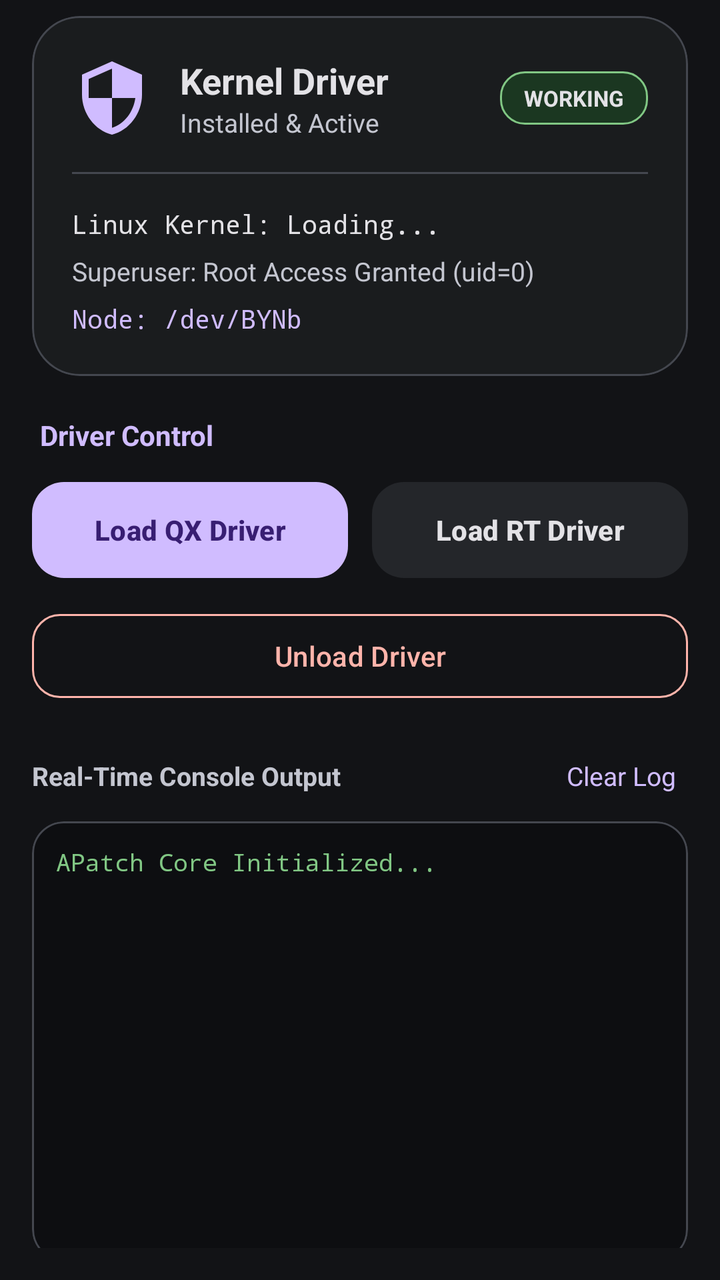
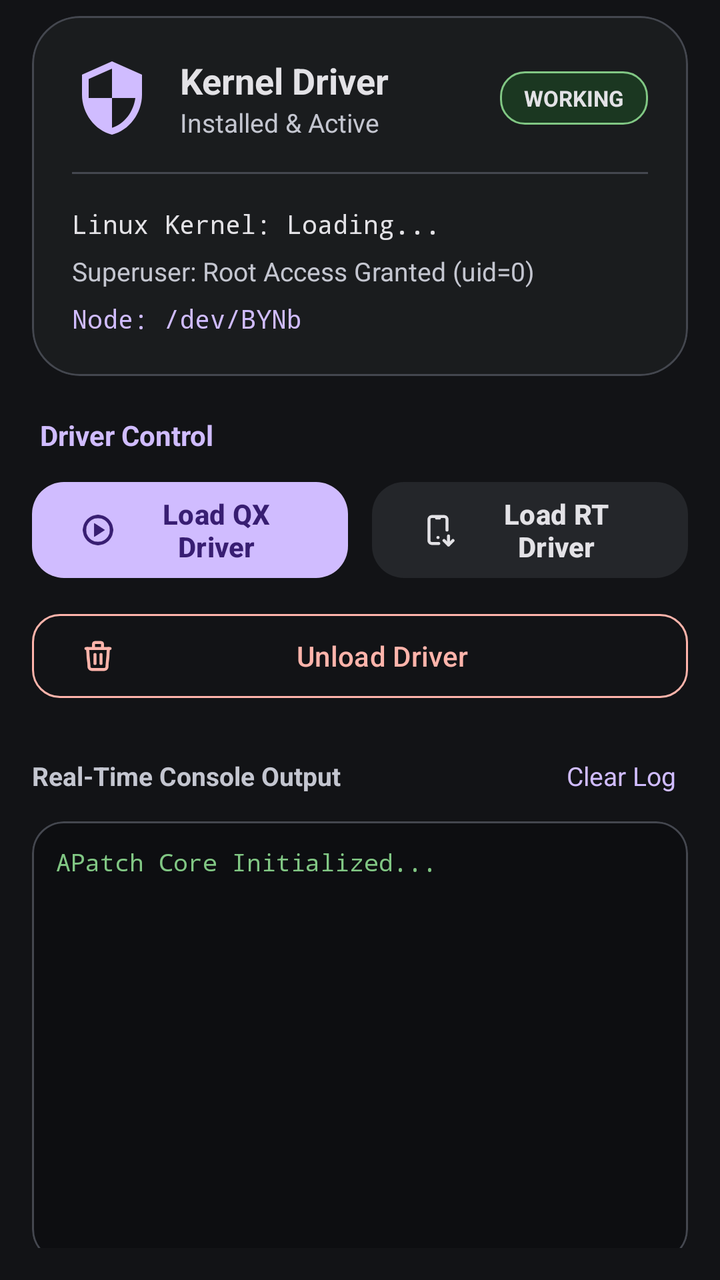

The first picture is an Android layout as it rendered before a commit; the second is the same layout after the commit. The layout source and the unified diff follow.
<!-- AndroidManifest.xml: application theme Theme.DriverLoader -->
<!-- res/layout/fragment_home.xml -->
<?xml version="1.0" encoding="utf-8"?>
<ScrollView xmlns:android="http://schemas.android.com/apk/res/android"
    xmlns:app="http://schemas.android.com/apk/res-auto"
    android:layout_width="match_parent"
    android:layout_height="match_parent"
    android:background="@color/apatch_background"
    android:paddingHorizontal="16dp"
    android:paddingBottom="16dp">

    <LinearLayout
        android:layout_width="match_parent"
        android:layout_height="wrap_content"
        android:orientation="vertical">

        
        <com.google.android.material.card.MaterialCardView
            android:layout_width="match_parent"
            android:layout_height="wrap_content"
            android:layout_marginTop="8dp"
            app:cardCornerRadius="24dp"
            app:cardBackgroundColor="@color/apatch_surface"
            app:strokeColor="@color/apatch_outline"
            app:strokeWidth="1dp">

            <LinearLayout
                android:layout_width="match_parent"
                android:layout_height="wrap_content"
                android:orientation="vertical"
                android:padding="20dp">

                <LinearLayout
                    android:layout_width="match_parent"
                    android:layout_height="wrap_content"
                    android:orientation="horizontal"
                    android:gravity="center_vertical">

                    <ImageView
                        android:layout_width="40dp"
                        android:layout_height="40dp"
                        android:src="@drawable/ic_nav_home"
                        app:tint="@color/apatch_primary" />

                    <LinearLayout
                        android:layout_width="0dp"
                        android:layout_height="wrap_content"
                        android:layout_marginStart="14dp"
                        android:layout_weight="1"
                        android:orientation="vertical">

                        <TextView
                            android:layout_width="wrap_content"
                            android:layout_height="wrap_content"
                            android:text="Kernel Driver"
                            android:textColor="@color/apatch_text_primary"
                            android:textSize="18sp"
                            android:textStyle="bold" />

                        <TextView
                            android:id="@+id/tvStatusSubtitle"
                            android:layout_width="wrap_content"
                            android:layout_height="wrap_content"
                            android:text="Installed &amp; Active"
                            android:textColor="@color/apatch_text_secondary"
                            android:textSize="13sp" />
                    </LinearLayout>

                    <TextView
                        android:id="@+id/tvHeroBadge"
                        android:layout_width="wrap_content"
                        android:layout_height="wrap_content"
                        android:text="@string/status_active"
                        android:textStyle="bold"
                        android:textSize="11sp"
                        android:textColor="@color/apatch_text_primary"
                        android:paddingHorizontal="12dp"
                        android:paddingVertical="6dp"
                        android:background="@drawable/badge_bg" />
                </LinearLayout>

                <View
                    android:layout_width="match_parent"
                    android:layout_height="1dp"
                    android:layout_marginVertical="16dp"
                    android:background="@color/apatch_outline" />

                
                <TextView
                    android:id="@+id/tvKernelDetail"
                    android:layout_width="wrap_content"
                    android:layout_height="wrap_content"
                    android:text="Linux Kernel: Loading..."
                    android:textColor="@color/apatch_text_primary"
                    android:textSize="13sp"
                    android:fontFamily="monospace" />

                <TextView
                    android:id="@+id/tvSuperuserDetail"
                    android:layout_width="wrap_content"
                    android:layout_height="wrap_content"
                    android:layout_marginTop="6dp"
                    android:text="Superuser: Root Access Granted (uid=0)"
                    android:textColor="@color/apatch_text_secondary"
                    android:textSize="13sp" />

                <TextView
                    android:id="@+id/tvNodesDetail"
                    android:layout_width="wrap_content"
                    android:layout_height="wrap_content"
                    android:layout_marginTop="6dp"
                    android:text="Node: /dev/BYNb"
                    android:textColor="@color/apatch_primary"
                    android:textSize="13sp"
                    android:fontFamily="monospace" />

            </LinearLayout>
        </com.google.android.material.card.MaterialCardView>

        
        <TextView
            android:layout_width="wrap_content"
            android:layout_height="wrap_content"
            android:layout_marginTop="20dp"
            android:layout_marginStart="4dp"
            android:text="@string/driver_actions_title"
            android:textColor="@color/apatch_primary"
            android:textSize="14sp"
            android:textStyle="bold" />

        <LinearLayout
            android:layout_width="match_parent"
            android:layout_height="wrap_content"
            android:layout_marginTop="10dp"
            android:orientation="horizontal">

            <com.google.android.material.button.MaterialButton
                android:id="@+id/btnQuickLoadQx"
                android:layout_width="0dp"
                android:layout_height="56dp"
                android:layout_weight="1"
                android:text="@string/btn_load_qx"
                android:textColor="@color/apatch_on_primary"
                android:textStyle="bold"
                app:backgroundTint="@color/apatch_primary"
                app:cornerRadius="16dp" />

            <Space
                android:layout_width="12dp"
                android:layout_height="wrap_content" />

            <com.google.android.material.button.MaterialButton
                android:id="@+id/btnQuickLoadRt"
                android:layout_width="0dp"
                android:layout_height="56dp"
                android:layout_weight="1"
                android:text="@string/btn_load_rt"
                android:textColor="@color/apatch_text_primary"
                android:textStyle="bold"
                app:backgroundTint="@color/apatch_surface_variant"
                app:cornerRadius="16dp" />
        </LinearLayout>

        <com.google.android.material.button.MaterialButton
            android:id="@+id/btnQuickUnload"
            style="@style/Widget.Material3.Button.OutlinedButton"
            android:layout_width="match_parent"
            android:layout_height="50dp"
            android:layout_marginTop="10dp"
            android:text="@string/btn_unload"
            android:textColor="@color/apatch_error"
            app:strokeColor="@color/apatch_error"
            app:cornerRadius="14dp" />

        
        <LinearLayout
            android:layout_width="match_parent"
            android:layout_height="wrap_content"
            android:layout_marginTop="20dp"
            android:gravity="center_vertical"
            android:orientation="horizontal">

            <TextView
                android:layout_width="0dp"
                android:layout_height="wrap_content"
                android:layout_weight="1"
                android:text="@string/console_output_title"
                android:textColor="@color/apatch_text_secondary"
                android:textSize="13sp"
                android:textStyle="bold" />

            <TextView
                android:id="@+id/btnHomeClearLog"
                android:layout_width="wrap_content"
                android:layout_height="wrap_content"
                android:text="@string/btn_clear_log"
                android:textColor="@color/apatch_primary"
                android:textSize="13sp"
                android:padding="6dp" />
        </LinearLayout>

        <com.google.android.material.card.MaterialCardView
            android:layout_width="match_parent"
            android:layout_height="220dp"
            android:layout_marginTop="8dp"
            app:cardCornerRadius="16dp"
            app:cardBackgroundColor="@color/apatch_terminal_bg"
            app:strokeColor="@color/apatch_outline"
            app:strokeWidth="1dp">

            <ScrollView
                android:id="@+id/scrollHomeLog"
                android:layout_width="match_parent"
                android:layout_height="match_parent"
                android:padding="12dp">

                <TextView
                    android:id="@+id/tvHomeConsoleLog"
                    android:layout_width="match_parent"
                    android:layout_height="wrap_content"
                    android:fontFamily="monospace"
                    android:textColor="@color/apatch_success"
                    android:textSize="12sp"
                    android:lineSpacingExtra="2dp"
                    android:text="APatch Core Initialized...\n" />
            </ScrollView>
        </com.google.android.material.card.MaterialCardView>

    </LinearLayout>
</ScrollView>
<!-- resources referenced by this layout -->
<resources>
  <color name="apatch_background">#121316</color>
  <color name="apatch_error">#FFB4AB</color>
  <color name="apatch_on_primary">#381E72</color>
  <color name="apatch_outline">#44474F</color>
  <color name="apatch_primary">#D0BCFF</color>
  <color name="apatch_success">#81C784</color>
  <color name="apatch_surface">#1A1C1E</color>
  <color name="apatch_terminal_bg">#0D0E11</color>
  <color name="apatch_text_primary">#E3E2E6</color>
  <string name="btn_clear_log">Clear Log</string>
  <string name="btn_load_qx">Load QX Driver</string>
  <string name="btn_load_rt">Load RT Driver</string>
  <string name="btn_unload">Unload Driver</string>
  <string name="status_active">WORKING</string>
  <color name="apatch_secondary">#CCC2DC</color>
  <!-- unchanged entries left out for length: 8 -->
</resources>

<!-- the commit's change to res/layout/fragment_home.xml (unified diff, before → after) -->
@@ -140,6 +140,8 @@
                 android:text="@string/btn_load_qx"
                 android:textColor="@color/apatch_on_primary"
                 android:textStyle="bold"
+                app:icon="@drawable/play_circle"
+                app:iconTint="@color/apatch_on_primary"
                 app:backgroundTint="@color/apatch_primary"
                 app:cornerRadius="16dp" />
 
@@ -155,6 +157,8 @@
                 android:text="@string/btn_load_rt"
                 android:textColor="@color/apatch_text_primary"
                 android:textStyle="bold"
+                app:icon="@drawable/device_mobile_down"
+                app:iconTint="@color/apatch_text_primary"
                 app:backgroundTint="@color/apatch_surface_variant"
                 app:cornerRadius="16dp" />
         </LinearLayout>
@@ -168,6 +172,8 @@
             android:text="@string/btn_unload"
             android:textColor="@color/apatch_error"
             app:strokeColor="@color/apatch_error"
+            app:icon="@drawable/trash"
+            app:iconTint="@color/apatch_error"
             app:cornerRadius="14dp" />
 
         
<!-- resource entries referenced after the edit -->
@@ -9,6 +9,91 @@
   <color name="apatch_surface">#1A1C1E</color>
   <color name="apatch_terminal_bg">#0D0E11</color>
   <color name="apatch_text_primary">#E3E2E6</color>
+  <!-- drawable device_mobile_down (drawable) -->
+  <vector xmlns:android="http://schemas.android.com/apk/res/android"
+      android:width="24dp"
+      android:height="24dp"
+      android:viewportWidth="24"
+      android:viewportHeight="24">
+      <path
+          android:pathData="M12.5,21h-4.5a2,2 0,0 1,-2 -2v-14a2,2 0,0 1,2 -2h8a2,2 0,0 1,2 2v7"
+          android:strokeLineJoin="round"
+          android:strokeWidth="2"
+          android:strokeColor="#ffff"
+          android:strokeLineCap="round"/>
+      <path
+          android:pathData="M11,4h2"
+          android:strokeLineJoin="round"
+          android:strokeWidth="2"
+          android:strokeColor="#ffff"
+          android:strokeLineCap="round"/>
+      <path
+          android:pathData="M12,17v0.01"
+          android:strokeLineJoin="round"
+          android:strokeWidth="2"
+          android:strokeColor="#ffff"
+          android:strokeLineCap="round"/>
+      <path
+          android:pathData="M19,16v6"
+          android:strokeLineJoin="round"
+          android:strokeWidth="2"
+          android:strokeColor="#ffff"
+          android:strokeLineCap="round"/>
+      <path
+          android:pathData="M22,19l-3,3l-3,-3"
+          android:strokeLineJoin="round"
+          android:strokeWidth="2"
+          android:strokeColor="#ffff"
+          android:strokeLineCap="round"/>
+  </vector>
+  <!-- drawable play_circle (drawable) -->
+  <vector xmlns:android="http://schemas.android.com/apk/res/android"
+      android:width="24dp"
+      android:height="24dp"
+      android:viewportWidth="960"
+      android:viewportHeight="960">
+    <path
+        android:pathData="m380,660 l280,-180 -280,-180v360ZM480,880q-83,0 -156,-31.5T197,763q-54,-54 -85.5,-127T80,480q0,-83 31.5,-156T197,197q54,-54 127,-85.5T480,80q83,0 156,31.5T763,197q54,54 85.5,127T880,480q0,83 -31.5,156T763,763q-54,54 -127,85.5T480,880ZM480,800q134,0 227,-93t93,-227q0,-134 -93,-227t-227,-93q-134,0 -227,93t-93,227q0,134 93,227t227,93ZM480,480Z"
+        android:fillColor="#1f1f1f"
+        android:strokeColor="#ffffffff"/>
+  </vector>
+  <!-- drawable trash (drawable) -->
+  <vector xmlns:android="http://schemas.android.com/apk/res/android"
+      android:width="24dp"
+      android:height="24dp"
+      android:viewportWidth="24"
+      android:viewportHeight="24">
+      <path
+          android:pathData="M4,7l16,0"
+          android:strokeLineJoin="round"
+          android:strokeWidth="2"
+          android:strokeColor="#ffff"
+          android:strokeLineCap="round"/>
+      <path
+          android:pathData="M10,11l0,6"
+          android:strokeLineJoin="round"
+          android:strokeWidth="2"
+          android:strokeColor="#ffff"
+          android:strokeLineCap="round"/>
+      <path
+          android:pathData="M14,11l0,6"
+          android:strokeLineJoin="round"
+          android:strokeWidth="2"
+          android:strokeColor="#ffff"
+          android:strokeLineCap="round"/>
+      <path
+          android:pathData="M5,7l1,12a2,2 0,0 0,2 2h8a2,2 0,0 0,2 -2l1,-12"
+          android:strokeLineJoin="round"
+          android:strokeWidth="2"
+          android:strokeColor="#ffff"
+          android:strokeLineCap="round"/>
+      <path
+          android:pathData="M9,7v-3a1,1 0,0 1,1 -1h4a1,1 0,0 1,1 1v3"
+          android:strokeLineJoin="round"
+          android:strokeWidth="2"
+          android:strokeColor="#ffff"
+          android:strokeLineCap="round"/>
+  </vector>
   <string name="btn_clear_log">Clear Log</string>
   <string name="btn_load_qx">Load QX Driver</string>
   <string name="btn_load_rt">Load RT Driver</string>
